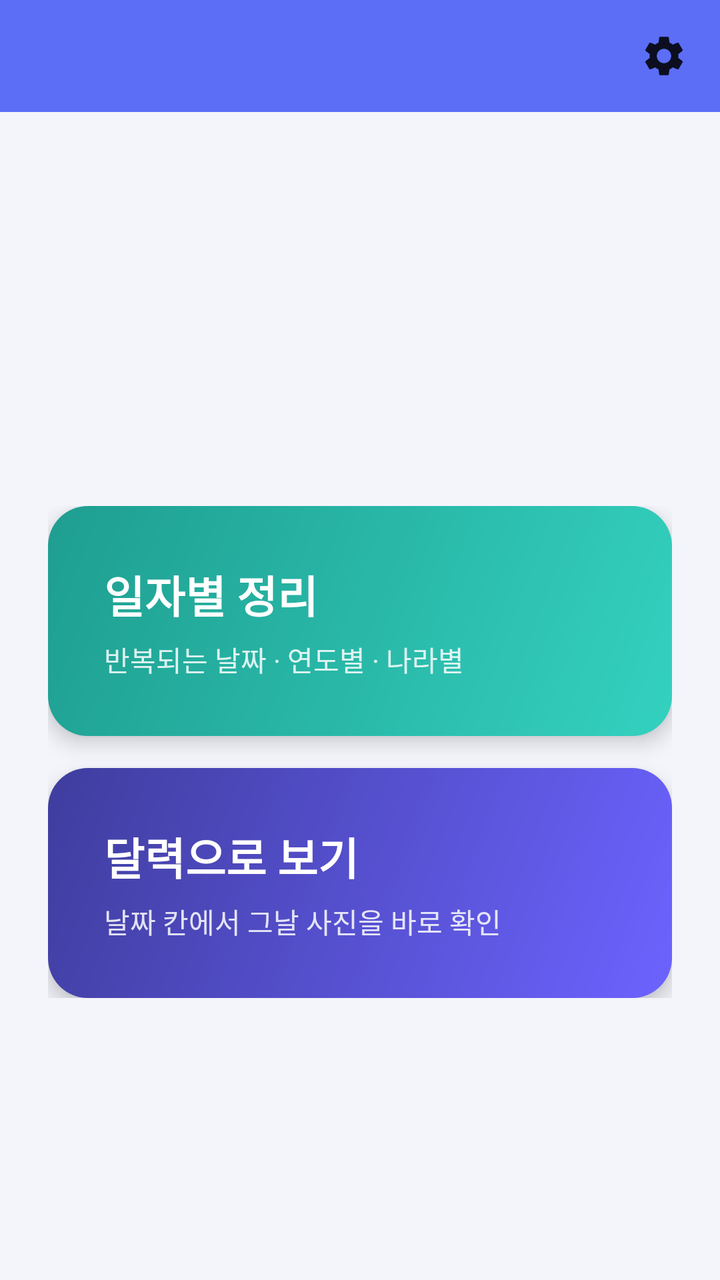
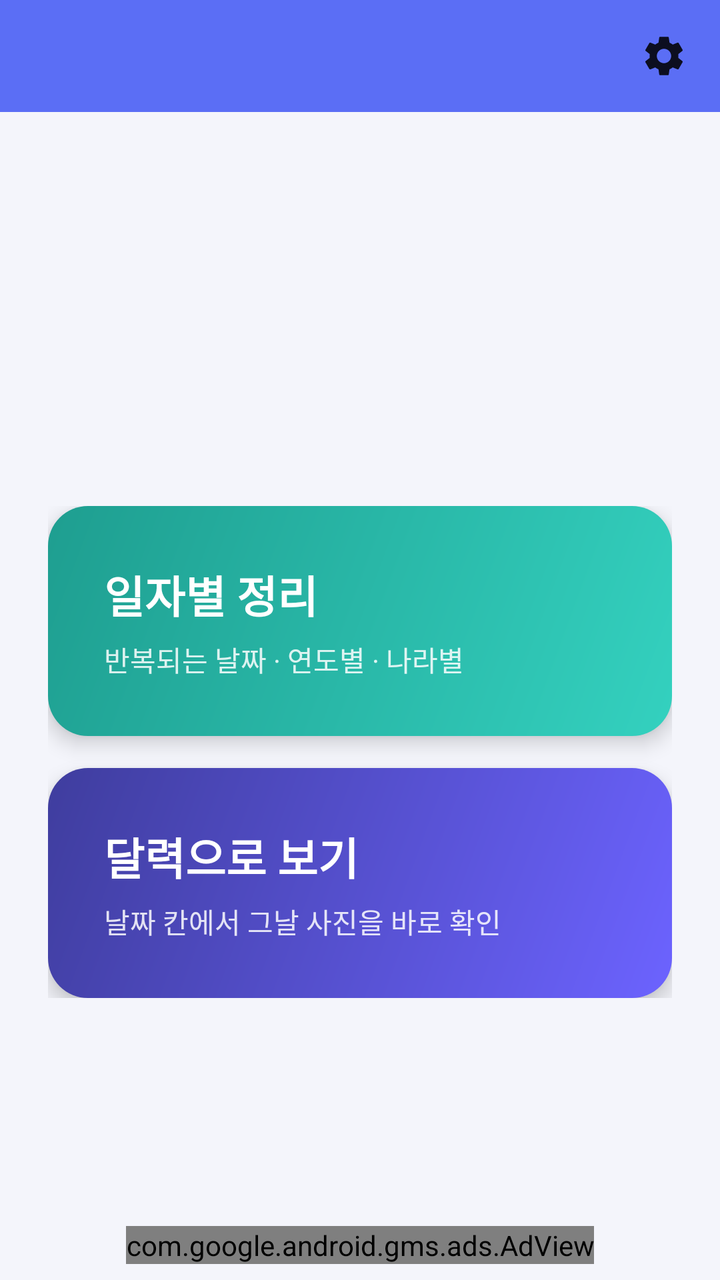

Two renders of the same Android screen: before a commit and after it. Below are the layout's source before the change and the commit's diff.
<!-- AndroidManifest.xml: activity theme Theme.PhotoOrganizer -->
<!-- res/layout/activity_home.xml -->
<?xml version="1.0" encoding="utf-8"?>
<androidx.coordinatorlayout.widget.CoordinatorLayout xmlns:android="http://schemas.android.com/apk/res/android"
    xmlns:app="http://schemas.android.com/apk/res-auto"
    android:layout_width="match_parent"
    android:layout_height="match_parent"
    android:background="@color/background">

    <com.google.android.material.appbar.AppBarLayout
        android:layout_width="match_parent"
        android:layout_height="wrap_content"
        app:elevation="0dp">

        <com.google.android.material.appbar.MaterialToolbar
            android:id="@+id/toolbar"
            android:layout_width="match_parent"
            android:layout_height="?attr/actionBarSize"
            android:background="@android:color/transparent"
            android:title="@string/app_name" />

    </com.google.android.material.appbar.AppBarLayout>

    <ImageButton
        android:id="@+id/btnSettings"
        android:layout_width="48dp"
        android:layout_height="48dp"
        android:layout_gravity="top|end"
        android:layout_marginTop="4dp"
        android:layout_marginEnd="4dp"
        android:background="?attr/selectableItemBackgroundBorderless"
        android:padding="12dp"
        android:src="@drawable/ic_settings"
        android:contentDescription="@string/title_settings" />

    <LinearLayout
        android:layout_width="match_parent"
        android:layout_height="wrap_content"
        android:layout_gravity="center"
        android:orientation="vertical"
        android:padding="24dp"
        app:layout_behavior="@string/appbar_scrolling_view_behavior">

        <com.google.android.material.card.MaterialCardView
            android:id="@+id/cardDateOrganize"
            android:layout_width="match_parent"
            android:layout_height="wrap_content"
            android:layout_marginBottom="16dp"
            android:checkable="true"
            app:cardBackgroundColor="@android:color/transparent"
            app:cardCornerRadius="20dp"
            app:cardElevation="6dp"
            app:strokeWidth="0dp">

            <LinearLayout
                android:layout_width="match_parent"
                android:layout_height="wrap_content"
                android:background="@drawable/bg_gradient_date"
                android:orientation="vertical"
                android:padding="28dp">

                <TextView
                    android:layout_width="wrap_content"
                    android:layout_height="wrap_content"
                    android:text="@string/home_date_menu"
                    android:textColor="@color/white"
                    android:textSize="22sp"
                    android:textStyle="bold" />

                <TextView
                    android:layout_width="wrap_content"
                    android:layout_height="wrap_content"
                    android:layout_marginTop="6dp"
                    android:alpha="0.85"
                    android:text="@string/home_date_menu_subtitle"
                    android:textColor="@color/white"
                    android:textSize="14sp" />

            </LinearLayout>

        </com.google.android.material.card.MaterialCardView>

        <com.google.android.material.card.MaterialCardView
            android:id="@+id/cardCalendar"
            android:layout_width="match_parent"
            android:layout_height="wrap_content"
            android:checkable="true"
            app:cardBackgroundColor="@android:color/transparent"
            app:cardCornerRadius="20dp"
            app:cardElevation="6dp"
            app:strokeWidth="0dp">

            <LinearLayout
                android:layout_width="match_parent"
                android:layout_height="wrap_content"
                android:background="@drawable/bg_gradient_calendar"
                android:orientation="vertical"
                android:padding="28dp">

                <TextView
                    android:layout_width="wrap_content"
                    android:layout_height="wrap_content"
                    android:text="@string/home_calendar_menu"
                    android:textColor="@color/white"
                    android:textSize="22sp"
                    android:textStyle="bold" />

                <TextView
                    android:layout_width="wrap_content"
                    android:layout_height="wrap_content"
                    android:layout_marginTop="6dp"
                    android:alpha="0.85"
                    android:text="@string/home_calendar_menu_subtitle"
                    android:textColor="@color/white"
                    android:textSize="14sp" />

            </LinearLayout>

        </com.google.android.material.card.MaterialCardView>

    </LinearLayout>

</androidx.coordinatorlayout.widget.CoordinatorLayout>
<!-- resources referenced by this layout -->
<resources>
  <color name="background">#F4F5FB</color>
  <color name="white">#FFFFFF</color>
  <!-- drawable bg_gradient_calendar (drawable) -->
  <?xml version="1.0" encoding="utf-8"?>
  <shape xmlns:android="http://schemas.android.com/apk/res/android"
      android:shape="rectangle">
      <corners android:radius="16dp" />
      <gradient
          android:angle="135"
          android:endColor="@color/card_calendar_end"
          android:startColor="@color/card_calendar_start"
          android:type="linear" />
  </shape>
  <!-- drawable bg_gradient_date (drawable) -->
  <?xml version="1.0" encoding="utf-8"?>
  <shape xmlns:android="http://schemas.android.com/apk/res/android"
      android:shape="rectangle">
      <corners android:radius="16dp" />
      <gradient
          android:angle="135"
          android:endColor="@color/card_date_end"
          android:startColor="@color/card_date_start"
          android:type="linear" />
  </shape>
  <!-- drawable ic_settings (drawable) -->
  <vector xmlns:android="http://schemas.android.com/apk/res/android"
      android:width="24dp"
      android:height="24dp"
      android:viewportWidth="24"
      android:viewportHeight="24">
      <path
          android:fillColor="#DE000000"
          android:pathData="M19.14,12.94c0.04,-0.3 0.06,-0.61 0.06,-0.94c0,-0.32 -0.02,-0.64 -0.07,-0.94l2.03,-1.58c0.18,-0.14 0.23,-0.41 0.12,-0.61l-1.92,-3.32c-0.12,-0.22 -0.37,-0.29 -0.59,-0.22l-2.39,0.96c-0.5,-0.38 -1.03,-0.7 -1.62,-0.94L14.4,2.81c-0.04,-0.24 -0.24,-0.41 -0.48,-0.41h-3.84c-0.24,0 -0.43,0.17 -0.47,0.41L9.25,5.35C8.66,5.59 8.12,5.92 7.63,6.29L5.24,5.33c-0.22,-0.08 -0.47,0 -0.59,0.22L2.74,8.87C2.62,9.08 2.66,9.34 2.86,9.48l2.03,1.58C4.84,11.36 4.8,11.69 4.8,12s0.02,0.64 0.07,0.94l-2.03,1.58c-0.18,0.14 -0.23,0.41 -0.12,0.61l1.92,3.32c0.12,0.22 0.37,0.29 0.59,0.22l2.39,-0.96c0.5,0.38 1.03,0.7 1.62,0.94l0.36,2.54c0.05,0.24 0.24,0.41 0.48,0.41h3.84c0.24,0 0.44,-0.17 0.47,-0.41l0.36,-2.54c0.59,-0.24 1.13,-0.56 1.62,-0.94l2.39,0.96c0.22,0.08 0.47,0 0.59,-0.22l1.92,-3.32c0.12,-0.22 0.07,-0.47 -0.12,-0.61L19.14,12.94zM12,15.6c-1.98,0 -3.6,-1.62 -3.6,-3.6s1.62,-3.6 3.6,-3.6s3.6,1.62 3.6,3.6S13.98,15.6 12,15.6z" />
  </vector>
  <string name="app_name">사진정리</string>
  <string name="home_calendar_menu">달력으로 보기</string>
  <string name="home_calendar_menu_subtitle">날짜 칸에서 그날 사진을 바로 확인</string>
  <string name="home_date_menu">일자별 정리</string>
  <string name="home_date_menu_subtitle">반복되는 날짜 · 연도별 · 나라별</string>
  <string name="title_settings">설정</string>
  <style name="Theme.PhotoOrganizer" parent="Theme.MaterialComponents.DayNight.NoActionBar">
          <item name="colorPrimary">@color/primary</item>
          <item name="colorPrimaryDark">@color/primary_dark</item>
          <item name="colorAccent">@color/primary</item>
          <item name="android:windowBackground">@color/background</item>
          <item name="android:statusBarColor" tools:targetApi="21">@color/primary_dark</item>
      </style>
  <color name="card_calendar_end">#3F3D9E</color>
  <color name="card_calendar_start">#6C63FF</color>
  <color name="card_date_end">#1E9E90</color>
  <color name="card_date_start">#34D1BF</color>
  <color name="primary">#5B6EF5</color>
  <color name="primary_dark">#2A3EB1</color>
</resources>

<!-- the commit's change to res/layout/activity_home.xml (unified diff, before → after) -->
@@ -118,4 +118,14 @@
 
     </LinearLayout>
 
+    
+    <com.google.android.gms.ads.AdView
+        android:id="@+id/adView"
+        android:layout_width="wrap_content"
+        android:layout_height="wrap_content"
+        android:layout_gravity="bottom|center_horizontal"
+        android:layout_marginBottom="8dp"
+        app:adSize="BANNER"
+        app:adUnitId="ca-app-pub-3940256099942544/6300978111" />
+
 </androidx.coordinatorlayout.widget.CoordinatorLayout>
